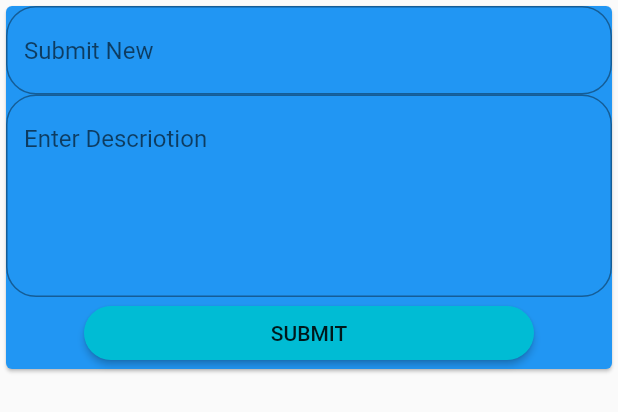
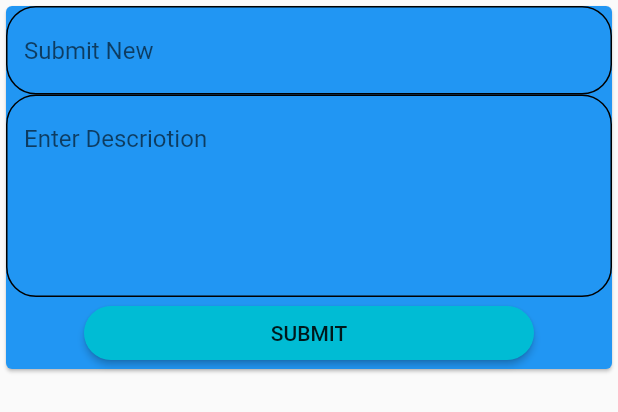
Before and after one commit to PinsaraKWeerasinghe/training_app, a Flutter app: the DiaryHome widget shown alone on an empty page, opened directly with empty values, after a tap on "SUBMIT", on a phone screen of 412 x 824 dp. Shown: the top 412 px of the screen. Run offline on Flutter 3.47's test engine with Material 2 defaults, Android fonts, the phone set to English and light mode, and no system bars; our stand-ins replace bloc, flutter_bloc; statements that could not run were skipped.

```diff
--- a/lib/dear_diary.dart
+++ b/lib/dear_diary.dart
@@ -9,7 +9,9 @@ class DiaryCard extends StatelessWidget {
   final String subtitle;
   final String discription;
   final Color color;
+  void m() {
 
+  }
   @override
   Widget build(BuildContext context) {
 
--- a/lib/diary_home.dart
+++ b/lib/diary_home.dart
@@ -18,7 +18,6 @@ class _TextInputValueState extends State<DiaryHome> {
   String _showText1;
 
   _onPressed() {
-    setState(() {
 
     _showText = textEditingController.text;
     _showText1 = textEditingController1.text;
@@ -37,11 +36,11 @@ class _TextInputValueState extends State<DiaryHome> {
       return;
     }else {
       debugPrint(_showText1);
-//        textEditingController1.clear();
+      textEditingController1.clear();
 
     }
     widget.onPress(_showText, _showText1);
-    });
+
   }
 
   @override
@@ -61,7 +60,10 @@ class _TextInputValueState extends State<DiaryHome> {
                           autocorrect: true,
                           decoration: InputDecoration(
                               hintText: "Submit New",
-                              border: OutlineInputBorder(
+                              enabledBorder: OutlineInputBorder(
+                                  borderRadius: const BorderRadius.all(const Radius.circular(20.0))
+                              ),
+                              focusedBorder: OutlineInputBorder(
                                   borderRadius: const BorderRadius.all(const Radius.circular(20.0))
                               )
                           ),
@@ -80,7 +82,10 @@ class _TextInputValueState extends State<DiaryHome> {
 
                             decoration: InputDecoration(
                                 hintText: "Enter Descriotion",
-                                border: OutlineInputBorder(
+                                enabledBorder: OutlineInputBorder(
+                                    borderRadius: const BorderRadius.all(const Radius.circular(20.0))
+                                ),
+                                focusedBorder: OutlineInputBorder(
                                     borderRadius: const BorderRadius.all(const Radius.circular(20.0))
                                 )
 
@@ -114,3 +119,95 @@ class _TextInputValueState extends State<DiaryHome> {
     );
   }
 }
+
+//  @override
+//  Widget build(BuildContext context) {
+//    return Scaffold(
+//
+//      appBar: AppBar(
+//        title: Text("Hello Dear Diary2"),
+//      ),
+//      resizeToAvoidBottomInset: false,
+//      body: SingleChildScrollView(
+//
+//        child:Container(
+//
+//
+//          child: Card(
+//            color: Colors.blue,
+//            margin: EdgeInsets.only(left: 10.0,right: 10.0,top: 20.0,bottom: 200.0),
+//            child: Container(
+//              child: Column(
+//                children: <Widget>[
+//                  new Row(
+//                    children: <Widget>[
+//                      new Expanded(
+//                          child: new TextField(
+//    //                        maxLines: null,
+//    //                        maxLengthEnforced: false,
+//                            controller: textEditingController,
+//                            autocorrect: true,
+//                            decoration: InputDecoration(
+//                              hintText: "Submit New",
+//                              fillColor: Colors.black,
+//                              focusedBorder: OutlineInputBorder(
+//                                borderSide: new BorderSide(color: Colors.cyan),
+//                                borderRadius: new BorderRadius.circular(30.0),
+//                              )
+//                            ),
+//                          ),
+//                      ),
+//                    ],
+//                  ),
+//                  new Row(
+//                    children: <Widget>[
+//                      new Expanded(
+//                          child: new TextField(
+//                            controller: textEditingController1,
+//                            autocorrect: true,
+//                            keyboardType: TextInputType.multiline,
+//    //                        maxLines: null,
+//    //                        maxLengthEnforced: false,
+//                            decoration: InputDecoration(
+//                                hintText: "Enter Descriotion",
+//                                fillColor: Colors.black,
+//                                focusedBorder: OutlineInputBorder(
+//                                  borderSide: new BorderSide(color: Colors.cyan),
+//                                  borderRadius: new BorderRadius.circular(30.0),
+//                                )
+//                            ),
+//                          )
+//                      ),
+//                    ],
+//                  ),
+//                  new Row(
+//                    mainAxisAlignment: MainAxisAlignment.center,
+//    //                crossAxisAlignment: CrossAxisAlignment.center,
+//
+//                    children: <Widget>[
+//                      ButtonTheme(
+//                        minWidth: 300.0,
+//                        padding: EdgeInsets.only(top: 50.0),
+//
+//
+//                        child: RaisedButton(
+//                            padding: const EdgeInsets.all(8.0),
+//                            color: Colors.cyan,
+//                            shape: new RoundedRectangleBorder(borderRadius: BorderRadius.circular(25)),
+//                            onPressed: _onPressed,
+//                            child: new Text("SUBMIT"),
+//
+//
+//                          ),
+//                      )
+//                    ],
+//                  ),
+//                ],
+//              ),
+//            ),
+//          ),
+//        ),
+//      ),
+//    );
+//  }
+//}
--- a/pubspec.yaml
+++ b/pubspec.yaml
@@ -17,6 +17,11 @@ environment:
   sdk: ">=2.1.0 <3.0.0"
 
 dependencies:
+  meta: ^1.1.6
+  equatable: ^1.0.0
+  flutter_bloc: ^3.1.0
+  bloc: 3.0.0
+  fcode_bloc: 0.4.7
   flutter:
     sdk: flutter
 
@@ -25,6 +30,7 @@ dependencies:
   cupertino_icons: ^0.1.2
 
 dev_dependencies:
+
   flutter_test:
     sdk: flutter
 
```
Also changed, not shown: lib/main.dart (+59 -30 lines), pubspec.lock, 2 other files. Lines whose indentation alone changed are shown as unchanged.
